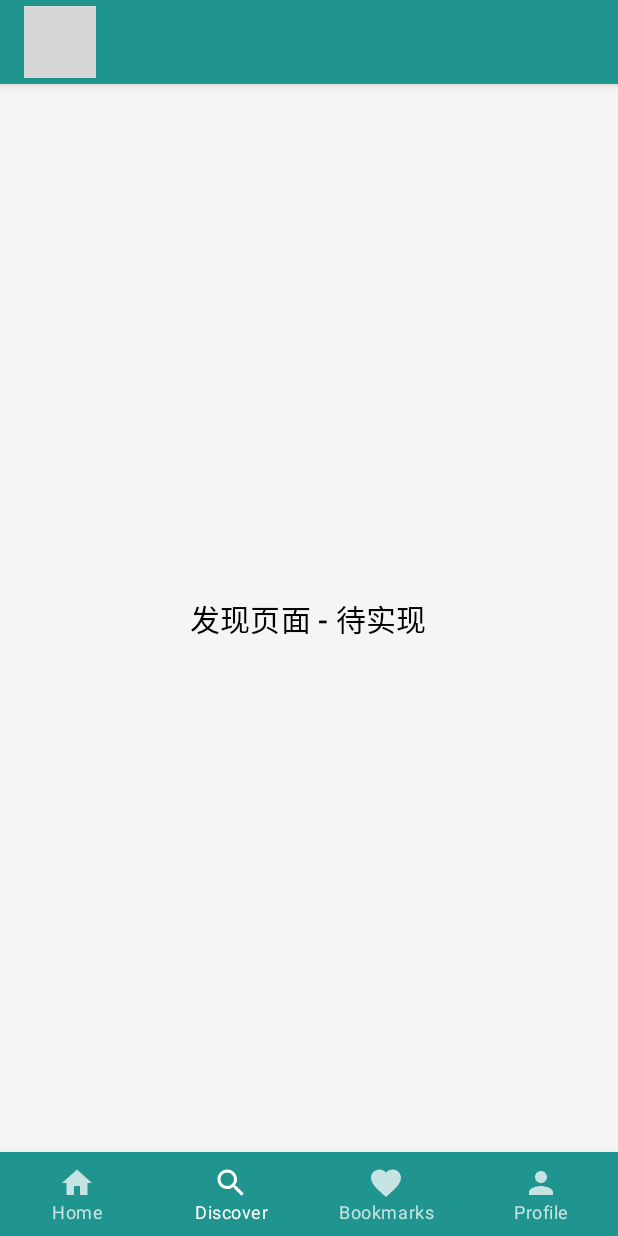
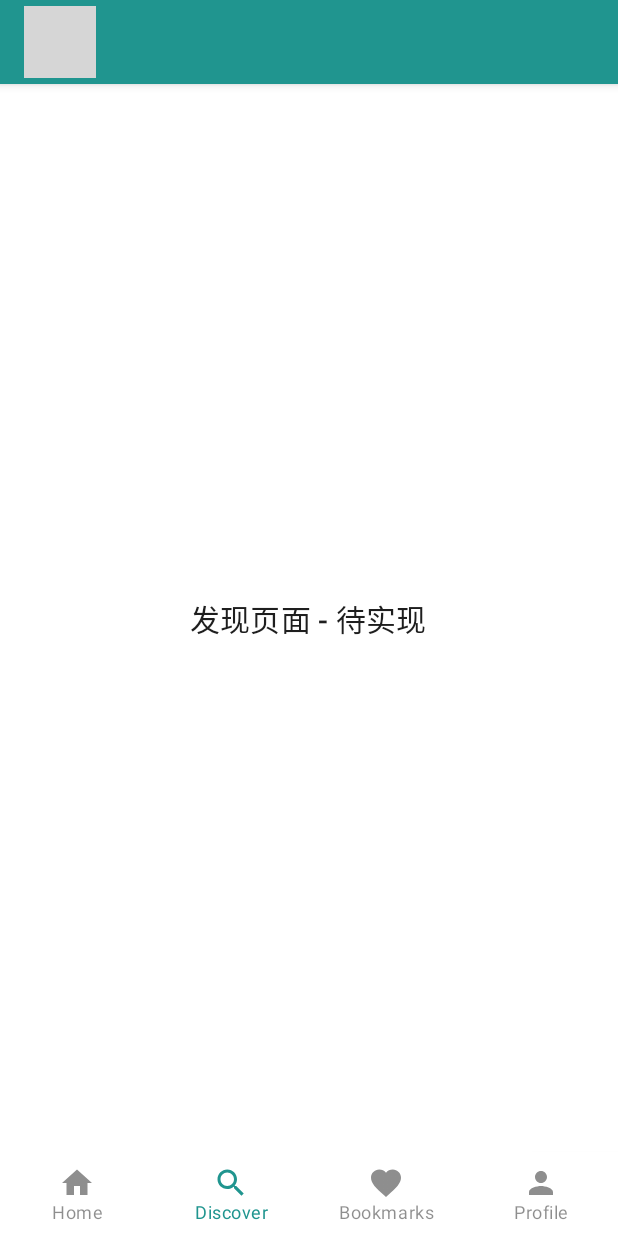
Before and after one commit to HenryThomas9587/nexus, an Android app built with Jetpack Compose: the screen it shows after launch (MainActivity), item 2 of the bottom bar chosen, on a phone screen of 412 x 824 dp. Run offline under Robolectric (Android 15) with nearby library versions, the phone set to English and light mode, and no system bars; our stand-ins replace Compose Multiplatform resources; pictures from the network do not load; 2 statements that could not run were skipped; grey boxes are pictures that could not be loaded.

Commit message:
feat: 修改样式

```diff
--- a/composeApp/src/commonMain/kotlin/com/henry/nexus/core/components/BottomNavBar.kt
+++ b/composeApp/src/commonMain/kotlin/com/henry/nexus/core/components/BottomNavBar.kt
@@ -1,13 +1,16 @@
 package com.henry.nexus.core.components
 
+import androidx.compose.animation.Crossfade
 import androidx.compose.material.BottomNavigation
 import androidx.compose.material.BottomNavigationItem
 import androidx.compose.material.Icon
+import androidx.compose.material.MaterialTheme
 import androidx.compose.material.Text
 import androidx.compose.runtime.Composable
 import androidx.compose.runtime.getValue
 import androidx.compose.runtime.mutableStateOf
 import androidx.compose.runtime.setValue
+import androidx.compose.ui.unit.dp
 
 @Composable
 fun BottomNavBar(
@@ -16,13 +19,21 @@ fun BottomNavBar(
     onNavigate: (TabItem) -> Unit
 ) {
     var selectedTab by mutableStateOf(initTab)
-    BottomNavigation {
+    BottomNavigation(
+        elevation = 1.dp,
+        backgroundColor = MaterialTheme.colors.surface,
+        contentColor = MaterialTheme.colors.onSurface
+    ) {
         tabItems.forEach { tab ->
             BottomNavigationItem(
-                icon = { Icon(tab.icon, contentDescription = null) },
+                icon = {
+                    Icon(tab.icon, contentDescription = null)
+                },
                 label = { Text(tab.label) },
                 selected = selectedTab == tab.route,
-                onClick = { selectedTab = tab.route; onNavigate(tab) }
+                onClick = { selectedTab = tab.route; onNavigate(tab) },
+                selectedContentColor = MaterialTheme.colors.primary,
+                unselectedContentColor = MaterialTheme.colors.onSurface.copy(alpha = 0.5f)
             )
         }
     }
--- /dev/null
+++ b/composeApp/src/commonMain/kotlin/com/henry/nexus/core/ex/ModifierEx.kt
@@ -0,0 +1,34 @@
+package com.henry.nexus.core.ex
+
+import androidx.compose.foundation.background
+import androidx.compose.foundation.layout.padding
+import androidx.compose.foundation.layout.size
+import androidx.compose.foundation.shape.RoundedCornerShape
+import androidx.compose.ui.Modifier
+import androidx.compose.ui.draw.alpha
+import androidx.compose.ui.graphics.Color
+import androidx.compose.ui.unit.Dp
+import androidx.compose.ui.unit.dp
+
+
+fun Modifier.roundedBackgroundWithPadding(
+    backgroundColor: Color,
+    cornerRadius: Dp,
+    padding: Dp
+): Modifier {
+    return this
+        .background(backgroundColor, shape = RoundedCornerShape(cornerRadius))
+        .padding(padding)
+}
+
+fun Modifier.showIf(condition: Boolean): Modifier {
+    return if (condition) this else Modifier.size(0.dp)
+}
+
+fun Modifier.animateVisibility(isVisible: Boolean): Modifier {
+    return if (isVisible) {
+        this.alpha(1f)
+    } else {
+        this.alpha(0f)
+    }
+}
--- a/composeApp/src/commonMain/kotlin/com/henry/nexus/feature/main/ui/components/HomeList.kt
+++ b/composeApp/src/commonMain/kotlin/com/henry/nexus/feature/main/ui/components/HomeList.kt
@@ -13,10 +13,11 @@ import androidx.compose.runtime.rememberCoroutineScope
 import androidx.compose.runtime.snapshotFlow
 import androidx.compose.ui.Modifier
 import androidx.compose.ui.unit.dp
+import com.henry.nexus.core.components.LoadingIndicator
 import com.henry.nexus.core.util.Debounce
 import com.henry.nexus.feature.main.domain.entity.HomeData
 import com.henry.nexus.feature.main.domain.entity.HomeItemType
-import com.henry.nexus.core.components.LoadingIndicator
+import com.henry.nexus.feature.news.ui.components.NewsItem
 import com.henry.nexus.feature.news.ui.components.StoryItem
 import kotlinx.coroutines.flow.distinctUntilChanged
 
@@ -91,7 +92,7 @@ fun HomeList(
                 }
 
                 HomeItemType.STORY.type -> {
-                    homeData.story?.let { StoryItem(story = it) }
+                    homeData.story?.let { StoryItem(story = it, onClick = {}) }
                 }
             }
         }
--- a/composeApp/src/commonMain/kotlin/com/henry/nexus/feature/main/ui/components/TradeNewsSection.kt
+++ b/composeApp/src/commonMain/kotlin/com/henry/nexus/feature/main/ui/components/TradeNewsSection.kt
@@ -1,6 +1,9 @@
 package com.henry.nexus.feature.main.ui.components
 
-import androidx.compose.foundation.layout.*
+import androidx.compose.foundation.layout.Arrangement
+import androidx.compose.foundation.layout.Column
+import androidx.compose.foundation.layout.PaddingValues
+import androidx.compose.foundation.layout.padding
 import androidx.compose.foundation.lazy.LazyRow
 import androidx.compose.foundation.lazy.items
 import androidx.compose.material.MaterialTheme
@@ -9,6 +12,7 @@ import androidx.compose.runtime.Composable
 import androidx.compose.ui.Modifier
 import androidx.compose.ui.unit.dp
 import com.henry.nexus.feature.news.domain.model.NewsModel
+import com.henry.nexus.feature.news.ui.components.NewsItem
 
 @Composable
 fun TradeNewsSection(
@@ -24,7 +28,6 @@ fun TradeNewsSection(
             style = MaterialTheme.typography.h6,
             modifier = Modifier.padding(horizontal = 16.dp, vertical = 8.dp)
         )
-
         LazyRow(
             contentPadding = PaddingValues(horizontal = 16.dp),
             horizontalArrangement = Arrangement.spacedBy(8.dp)
@@ -33,7 +36,7 @@ fun TradeNewsSection(
                 items = tradeNews,
                 key = { it.id }
             ) { news ->
-                TradeNewsCard(newsModel = news)
+                NewsItem(newsModel = news , onClick = {})
             }
         }
     }
--- a/composeApp/src/commonMain/kotlin/com/henry/nexus/feature/news/data/source/MockNewsDataSource.kt
+++ b/composeApp/src/commonMain/kotlin/com/henry/nexus/feature/news/data/source/MockNewsDataSource.kt
@@ -21,7 +21,7 @@ class MockNewsDataSource : NewsDataSource {
                 author = "作者 ${index % 3}",
                 timeAgo = "${index % 24}小时前",
                 views = "${Random.nextInt(100, 10000)}",
-                comments = Random.nextInt(0, 100),
+                comments ="${Random.nextInt(100, 10000)}",
                 imageUrl = if (index % 2 == 0) "https://picsum.photos/300/200?random=$index" else null
             )
         }
--- a/composeApp/src/commonMain/kotlin/com/henry/nexus/feature/news/domain/model/NewsModel.kt
+++ b/composeApp/src/commonMain/kotlin/com/henry/nexus/feature/news/domain/model/NewsModel.kt
@@ -8,6 +8,6 @@ data class NewsModel(
     val author: String,
     val timeAgo: String,
     val views: String,
-    val comments: Int,
+    val comments: String,
     val imageUrl: String?
 )
--- a/composeApp/src/commonMain/kotlin/com/henry/nexus/feature/news/ui/components/NewsItem.kt
+++ b/composeApp/src/commonMain/kotlin/com/henry/nexus/feature/news/ui/components/NewsItem.kt
@@ -1,60 +1,71 @@
 package com.henry.nexus.feature.news.ui.components
 
-import androidx.compose.foundation.layout.Arrangement
-import androidx.compose.foundation.layout.Column
-import androidx.compose.foundation.layout.Row
-import androidx.compose.foundation.layout.Spacer
-import androidx.compose.foundation.layout.fillMaxWidth
-import androidx.compose.foundation.layout.height
-import androidx.compose.foundation.layout.padding
-import androidx.compose.material.Card
-import androidx.compose.material.ExperimentalMaterialApi
-import androidx.compose.material.MaterialTheme
-import androidx.compose.material.Text
+import androidx.compose.foundation.layout.*
+import androidx.compose.foundation.shape.RoundedCornerShape
+import androidx.compose.material.*
+import androidx.compose.material.icons.Icons
+import androidx.compose.material.icons.filled.Favorite
+import androidx.compose.material.icons.filled.MoreVert
+import androidx.compose.material.icons.filled.Share
 import androidx.compose.runtime.Composable
+import androidx.compose.ui.Alignment
 import androidx.compose.ui.Modifier
 import androidx.compose.ui.draw.clip
+import androidx.compose.ui.graphics.Color
 import androidx.compose.ui.layout.ContentScale
+import androidx.compose.ui.text.font.FontWeight
 import androidx.compose.ui.text.style.TextOverflow
 import androidx.compose.ui.unit.dp
+import androidx.compose.ui.unit.sp
 import coil3.compose.AsyncImage
 import com.henry.nexus.feature.news.domain.model.NewsModel
+
 
 @OptIn(ExperimentalMaterialApi::class)
 @Composable
 fun NewsItem(
+    modifier: Modifier = Modifier,
     newsModel: NewsModel,
     onClick: () -> Unit,
-    modifier: Modifier = Modifier
 ) {
     Card(
         modifier = modifier
-            .fillMaxWidth()
-            .padding(horizontal = 16.dp, vertical = 8.dp),
+            .width(300.dp)
+            .height(300.dp),
         elevation = 2.dp,
         shape = MaterialTheme.shapes.medium,
         backgroundColor = MaterialTheme.colors.surface,
         onClick = onClick
     ) {
-        Column(
-            modifier = Modifier.padding(16.dp)
-        ) {
-            newsModel.imageUrl?.let { imageUrl ->
+        Column {
+            Box {
                 AsyncImage(
-                    model = imageUrl,
+                    model = newsModel.imageUrl,
                     contentDescription = null,
                     modifier = Modifier
                         .fillMaxWidth()
-                        .height(200.dp)
-                        .clip(MaterialTheme.shapes.medium),
+                        .height(160.dp)
+                        .clip(
+                            RoundedCornerShape(
+                                topStart = 4.dp,
+                                topEnd = 4.dp,
+                                bottomStart = 0.dp,
+                                bottomEnd = 0.dp
+                            )
+                        ),
                     contentScale = ContentScale.Crop,
                 )
-                Spacer(modifier = Modifier.height(16.dp))
+                CategoryTag(
+                    category = newsModel.category,
+                    modifier = Modifier
+                        .padding(8.dp)
+                        .align(Alignment.TopStart),
+                )
             }
-
+            Column(modifier = Modifier.padding(16.dp)) {
                 Text(
-                text = newsModel.title,
-                style = MaterialTheme.typography.h6,
+                    text = "${newsModel.title} - ${newsModel.category}",
+                    style = MaterialTheme.typography.h6.copy(fontWeight = FontWeight.Bold),
                     maxLines = 2,
                     overflow = TextOverflow.Ellipsis
                 )
@@ -68,21 +79,80 @@ fun NewsItem(
                     overflow = TextOverflow.Ellipsis
                 )
 
-            Spacer(modifier = Modifier.height(8.dp))
+                Spacer(modifier = Modifier.height(12.dp))
 
                 Row(
                     modifier = Modifier.fillMaxWidth(),
+                    verticalAlignment = Alignment.CenterVertically,
                     horizontalArrangement = Arrangement.SpaceBetween
+                ) {
+                    Row(
+                        verticalAlignment = Alignment.CenterVertically,
+                        horizontalArrangement = Arrangement.Start
                     ) {
                         Text(
                             text = newsModel.author,
+                            style = MaterialTheme.typography.caption,
+                        )
+                        Text(
+                            text = "• ${newsModel.timeAgo}",
+                            style = MaterialTheme.typography.caption,
+                        )
+                    }
+
+                    Row(
+                        verticalAlignment = Alignment.CenterVertically,
+                        horizontalArrangement = Arrangement.End
+                    ) {
+                        Text(
+                            text = newsModel.views,
                             style = MaterialTheme.typography.caption
                         )
+                        Spacer(modifier = Modifier.width(4.dp))
                         Text(
-                    text = newsModel.timeAgo,
+                            text = newsModel.comments,
                             style = MaterialTheme.typography.caption
+                        )
+                        Spacer(modifier = Modifier.width(4.dp))
+                        Icon(
+                            imageVector = Icons.Default.Share,
+                            contentDescription = "Share",
+                            tint = Color.Gray,
+                            modifier = Modifier.size(18.dp)
+                        )
+                        Spacer(modifier = Modifier.width(4.dp))
+                        Icon(
+                            imageVector = Icons.Default.Favorite,
+                            contentDescription = "Save",
+                            tint = Color.Gray,
+                            modifier = Modifier.size(18.dp)
+                        )
+                        Spacer(modifier = Modifier.width(4.dp))
+                        Icon(
+                            imageVector = Icons.Default.MoreVert,
+                            contentDescription = "More",
+                            tint = Color.Gray,
+                            modifier = Modifier.size(18.dp)
                         )
                     }
                 }
             }
         }
+    }
+}
+
+@Composable
+private fun CategoryTag(category: String, modifier: Modifier = Modifier) {
+    Surface(
+        modifier = modifier,
+        shape = RoundedCornerShape(4.dp),
+        color = MaterialTheme.colors.secondary,
+    ) {
+        Text(
+            text = category,
+            style = MaterialTheme.typography.caption.copy(fontSize = 10.sp),
+            color = Color.White,
+            modifier = Modifier.padding(horizontal = 8.dp, vertical = 4.dp)
+        )
+    }
+}
--- a/composeApp/src/commonMain/kotlin/com/henry/nexus/feature/news/ui/components/StoryItem.kt
+++ b/composeApp/src/commonMain/kotlin/com/henry/nexus/feature/news/ui/components/StoryItem.kt
@@ -1,16 +1,32 @@
 package com.henry.nexus.feature.news.ui.components
 
-import androidx.compose.foundation.layout.*
-import androidx.compose.material.*
+import androidx.compose.foundation.layout.Arrangement
+import androidx.compose.foundation.layout.Column
+import androidx.compose.foundation.layout.Row
+import androidx.compose.foundation.layout.Spacer
+import androidx.compose.foundation.layout.fillMaxWidth
+import androidx.compose.foundation.layout.height
+import androidx.compose.foundation.layout.padding
+import androidx.compose.foundation.layout.size
+import androidx.compose.foundation.layout.width
+import androidx.compose.material.Card
+import androidx.compose.material.ExperimentalMaterialApi
+import androidx.compose.material.MaterialTheme
+import androidx.compose.material.Surface
+import androidx.compose.material.Text
 import androidx.compose.runtime.Composable
 import androidx.compose.ui.Alignment
 import androidx.compose.ui.Modifier
 import androidx.compose.ui.draw.clip
+import androidx.compose.ui.graphics.Color
 import androidx.compose.ui.layout.ContentScale
+import androidx.compose.ui.text.font.FontWeight
 import androidx.compose.ui.text.style.TextOverflow
 import androidx.compose.ui.unit.dp
+import androidx.compose.ui.unit.sp
 import coil3.compose.AsyncImage
 import com.henry.nexus.feature.news.domain.model.NewsModel
+
 
 @OptIn(ExperimentalMaterialApi::class)
 @Composable
@@ -22,6 +38,7 @@ fun StoryItem(
     Card(
         modifier = modifier
             .fillMaxWidth()
+            .height(200.dp)
             .padding(horizontal = 16.dp, vertical = 8.dp),
         elevation = 2.dp,
         shape = MaterialTheme.shapes.medium,
@@ -30,7 +47,41 @@ fun StoryItem(
         Column(
             modifier = Modifier.padding(16.dp)
         ) {
-            // 标题和作者信息
+            StoryCategoryTag(category = story.category)
+            Spacer(modifier = Modifier.height(8.dp))
+            StoryHeader(story = story)
+            if (story.description.isNotEmpty()) {
+                Spacer(modifier = Modifier.height(8.dp))
+                StoryDescription(description = story.description)
+            }
+            Spacer(modifier = Modifier.height(12.dp))
+            StoryFooter(views = story.views, comments = story.comments)
+        }
+    }
+}
+
+@Composable
+private fun StoryCategoryTag(category: String) {
+    Row(
+        modifier = Modifier.fillMaxWidth(),
+        horizontalArrangement = Arrangement.Start
+    ) {
+        Surface(
+            shape = MaterialTheme.shapes.small,
+            color = MaterialTheme.colors.secondary,
+        ) {
+            Text(
+                text = category,
+                style = MaterialTheme.typography.caption.copy(fontSize = 10.sp),
+                color = Color.White,
+                modifier = Modifier.padding(horizontal = 8.dp, vertical = 4.dp)
+            )
+        }
+    }
+}
+
+@Composable
+private fun StoryHeader(story: NewsModel) {
     Row(
         modifier = Modifier.fillMaxWidth(),
         horizontalArrangement = Arrangement.SpaceBetween,
@@ -38,14 +89,12 @@ fun StoryItem(
     ) {
         Column(modifier = Modifier.weight(1f)) {
             Text(
-                        text = story.title,
-                        style = MaterialTheme.typography.subtitle1,
+                text = "${story.title} - ${story.category}",
+                style = MaterialTheme.typography.subtitle1.copy(fontWeight = FontWeight.Bold),
                 maxLines = 2,
                 overflow = TextOverflow.Ellipsis
             )
-
             Spacer(modifier = Modifier.height(4.dp))
-
             Row(
                 horizontalArrangement = Arrangement.spacedBy(8.dp),
                 verticalAlignment = Alignment.CenterVertically
@@ -56,14 +105,12 @@ fun StoryItem(
                     color = MaterialTheme.colors.onSurface.copy(alpha = 0.6f)
                 )
                 Text(
-                            text = story.timeAgo,
+                    text = "• ${story.timeAgo}",
                     style = MaterialTheme.typography.caption,
                     color = MaterialTheme.colors.onSurface.copy(alpha = 0.6f)
                 )
             }
         }
-
-                // 图片
         story.imageUrl?.let { imageUrl ->
             Spacer(modifier = Modifier.width(16.dp))
             AsyncImage(
@@ -76,12 +123,13 @@ fun StoryItem(
             )
         }
     }
+}
 
-            // 描述
-            if (story.description.isNotEmpty()) {
-                Spacer(modifier = Modifier.height(8.dp))
+
+@Composable
+private fun StoryDescription(description: String) {
     Text(
-                    text = story.description,
+        text = description,
         style = MaterialTheme.typography.body2,
         color = MaterialTheme.colors.onSurface.copy(alpha = 0.8f),
         maxLines = 2,
@@ -89,23 +137,27 @@ fun StoryItem(
     )
 }
 
-            // 底部信息
-            Spacer(modifier = Modifier.height(8.dp))
+@Composable
+private fun StoryFooter(views: String, comments: String) {
     Row(
         modifier = Modifier.fillMaxWidth(),
-                horizontalArrangement = Arrangement.spacedBy(16.dp)
+        horizontalArrangement = Arrangement.Start,
+        verticalAlignment = Alignment.CenterVertically
+    ) {
+        Row(
+            horizontalArrangement = Arrangement.spacedBy(8.dp),
+            verticalAlignment = Alignment.CenterVertically
         ) {
             Text(
-                    text = "${story.views} 浏览",
+                text = views,
                 style = MaterialTheme.typography.caption,
                 color = MaterialTheme.colors.onSurface.copy(alpha = 0.6f)
             )
             Text(
-                    text = "${story.comments} 评论",
+                text = comments,
                 style = MaterialTheme.typography.caption,
                 color = MaterialTheme.colors.onSurface.copy(alpha = 0.6f)
             )
         }
     }
 }
-}
--- a/composeApp/src/commonMain/kotlin/com/henry/nexus/theme/Color.kt
+++ b/composeApp/src/commonMain/kotlin/com/henry/nexus/theme/Color.kt
@@ -3,17 +3,31 @@ package com.henry.nexus.theme
 import androidx.compose.ui.graphics.Color
 
 object AppColors {
+    // Primary Colors
     val Primary = Color(0xFF20958f)
-    val PrimaryVariant = Color(0xFF1565C0)
-    val Secondary = Color(0xFF03DAC5)
-    val SecondaryVariant = Color(0xFF018786)
-    val Background = Color(0xFFF5F5F5)
+    val PrimaryVariant = Color(0xFF156F6A)
+
+    // Secondary Colors
+    val Secondary = Color(0xFF6A1B9A)
+    val SecondaryVariant = Color(0xFF4A148C)
+
+    // Background & Surface
+    val Background = Color.White
     val Surface = Color.White
+
+    // Error
     val Error = Color(0xFFB00020)
 
+    // On Colors
     val OnPrimary = Color.White
-    val OnSecondary = Color.Black
-    val OnBackground = Color.Black
-    val OnSurface = Color.Black
+    val OnSecondary = Color.White
+    val OnBackground =  Color(0xFF1e1e1e)
+    val OnSurface = Color(0xFF1e1e1e)
     val OnError = Color.White
+
+    // Additional Colors
+    val Success = Color(0xFF4CAF50)
+    val Warning = Color(0xFFFFC107)
+    val Info = Color(0xFF2196F3)
+    val Disabled = Color(0xFF9E9E9E)
 }
--- a/composeApp/src/commonMain/kotlin/com/henry/nexus/theme/Theme.kt
+++ b/composeApp/src/commonMain/kotlin/com/henry/nexus/theme/Theme.kt
@@ -18,7 +18,7 @@ private val LightColorPalette = lightColors(
     onSecondary = AppColors.OnSecondary,
     onBackground = AppColors.OnBackground,
     onSurface = AppColors.OnSurface,
-    onError = AppColors.OnError
+    onError = AppColors.OnError,
 )
 
 private val DarkColorPalette = darkColors(
--- a/composeApp/src/commonMain/kotlin/com/henry/nexus/theme/Typography.kt
+++ b/composeApp/src/commonMain/kotlin/com/henry/nexus/theme/Typography.kt
@@ -9,7 +9,7 @@ val AppTypography = Typography(
     h1 = TextStyle(
         fontWeight = FontWeight.Light,
         fontSize = 96.sp,
-        letterSpacing = (-1.5).sp
+        letterSpacing = (-1.5).sp,
     ),
     h2 = TextStyle(
         fontWeight = FontWeight.Light,
```
Also changed, not shown: 1 other file. Lines whose indentation alone changed are shown as unchanged.
